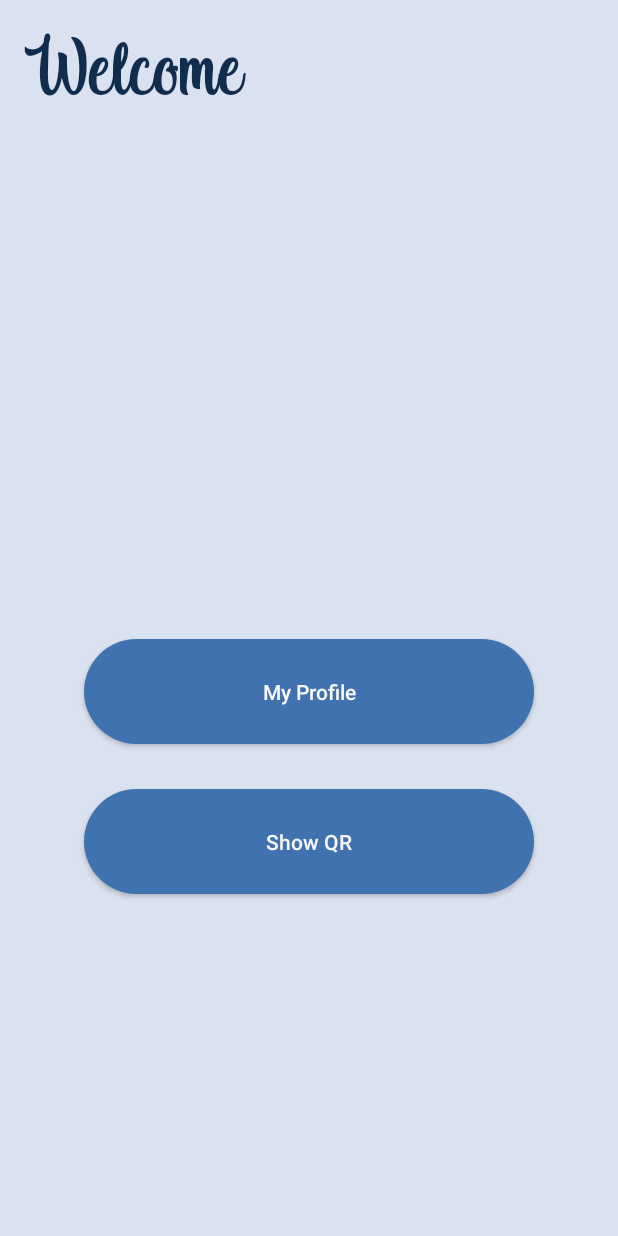
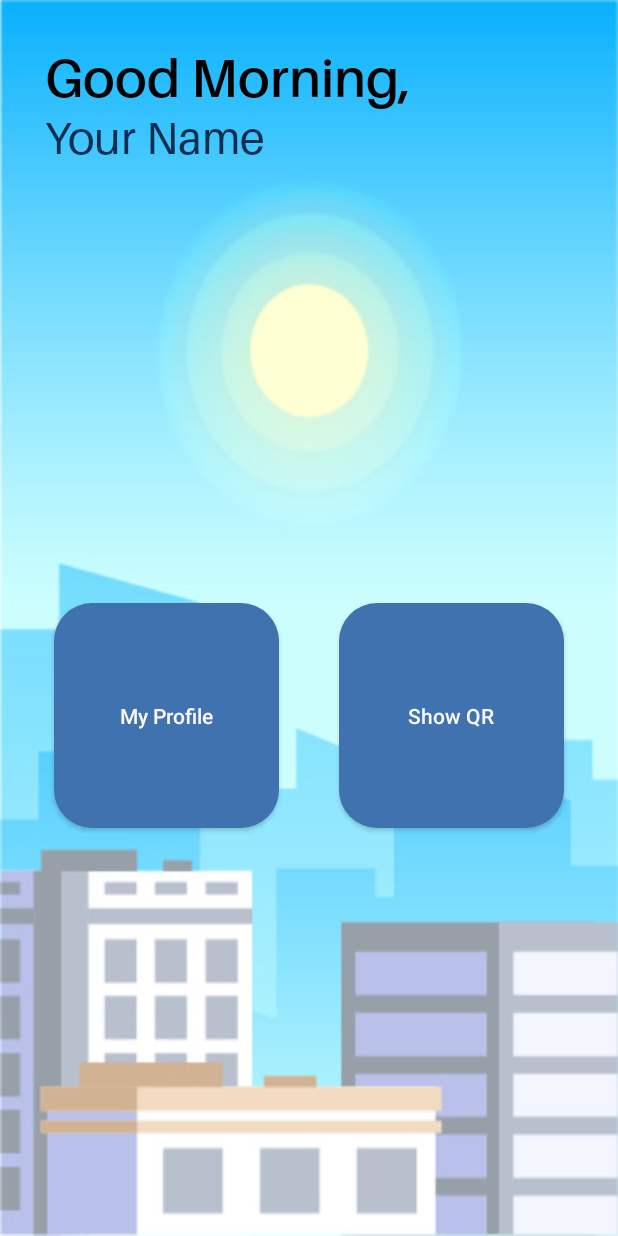
Before and after one commit to AviralMehrotra/OnTImeAttendance, an Android app: the screen it shows after launch once a user with an empty profile is signed in (MainActivity), on a phone screen of 412 x 824 dp. Run offline under Robolectric (Android 15) with nearby library versions, the phone set to English and light mode, and no system bars; our stand-ins replace Firebase (no records; nobody signed in at launch, a user with empty details on screens opened directly).

Commit message:
added changing bg and greeting

```diff
--- a/app/src/main/java/com/education/ontimeattendance/MainActivity.java
+++ b/app/src/main/java/com/education/ontimeattendance/MainActivity.java
@@ -1,19 +1,35 @@
 package com.education.ontimeattendance;
 
+import androidx.annotation.NonNull;
 import androidx.appcompat.app.AppCompatActivity;
 
 import android.content.Intent;
 import android.os.Bundle;
 import android.view.View;
 import android.widget.Button;
+import android.widget.LinearLayout;
+import android.widget.RelativeLayout;
+import android.widget.TextView;
+import android.widget.Toast;
 
 import com.google.firebase.auth.FirebaseAuth;
+import com.google.firebase.auth.FirebaseUser;
+import com.google.firebase.database.DataSnapshot;
+import com.google.firebase.database.DatabaseError;
+import com.google.firebase.database.DatabaseReference;
+import com.google.firebase.database.FirebaseDatabase;
+import com.google.firebase.database.ValueEventListener;
+
+import java.util.Calendar;
 
 public class MainActivity extends AppCompatActivity implements View.OnClickListener{
 
     private Button showProfile;
 
+    private FirebaseUser user;
     private FirebaseAuth mAuth;
+    private DatabaseReference reference;
+    private String userID;
 
     @Override
     protected void onCreate(Bundle savedInstanceState) {
@@ -24,6 +40,55 @@ public class MainActivity extends AppCompatActivity implements View.OnClickListe
         showProfile.setOnClickListener(this);
 
         mAuth= FirebaseAuth.getInstance();
+
+        user= FirebaseAuth.getInstance().getCurrentUser();
+        reference = FirebaseDatabase.getInstance().getReference("Users");
+        userID = user.getUid();
+
+        final TextView textFullname = (TextView) findViewById(R.id.fullName);
+
+        reference.child(userID).addListenerForSingleValueEvent(new ValueEventListener() {
+            @Override
+            public void onDataChange(@NonNull DataSnapshot snapshot) {
+                User userProfile = snapshot.getValue(User.class);
+
+                if(userProfile != null){
+                    String fullName = userProfile.fullname;
+
+                    textFullname.setText(fullName);
+                }
+            }
+
+            @Override
+            public void onCancelled(@NonNull DatabaseError error) {
+                Toast.makeText(MainActivity.this, "Something went wrong !", Toast.LENGTH_SHORT).show();
+            }
+        });
+
+
+        Calendar cal = Calendar.getInstance();
+        int timeOfDay = cal.get(Calendar.HOUR_OF_DAY);
+
+        RelativeLayout homeLayout = findViewById(R.id.homeLayout);
+        TextView greetingMsg = (TextView) findViewById(R.id.greetings);
+
+        String greeting= null;
+
+        if(timeOfDay >= 6 && timeOfDay < 12){
+            homeLayout.setBackgroundResource(R.drawable.morningbg);
+            greeting= "Good Morning,";
+        }else if(timeOfDay >= 12 && timeOfDay < 17){
+            homeLayout.setBackgroundResource(R.drawable.afternoonbg);
+            greeting= "Good Afternoon,";
+        }else if(timeOfDay >= 17){
+            homeLayout.setBackgroundResource(R.drawable.eveningbg);
+            greeting= "Good Evening,";
+        }else {
+            homeLayout.setBackgroundResource(R.drawable.nightbg);
+            greeting= "Soja haramjaade,";
+        }
+        greetingMsg.setText(greeting);
+
     }
 
     @Override
--- /dev/null
+++ b/app/src/main/res/drawable/custombutton3.xml
@@ -0,0 +1,5 @@
+<?xml version="1.0" encoding="utf-8"?>
+<shape xmlns:android="http://schemas.android.com/apk/res/android">
+    <solid android:color="#EFFFFD" />
+    <corners android:radius="25dp" />
+</shape>
--- a/app/src/main/res/layout/activity_main.xml
+++ b/app/src/main/res/layout/activity_main.xml
@@ -1,15 +1,27 @@
 <?xml version="1.0" encoding="utf-8"?>
-<LinearLayout xmlns:android="http://schemas.android.com/apk/res/android"
+<RelativeLayout xmlns:android="http://schemas.android.com/apk/res/android"
     xmlns:app="http://schemas.android.com/apk/res-auto"
+    android:id="@+id/homeLayout"
     xmlns:tools="http://schemas.android.com/tools"
     android:layout_width="match_parent"
     android:layout_height="match_parent"
     android:orientation="vertical"
     tools:context=".MainActivity"
-    android:theme="@style/homeScreenTheme"
-    android:background="@color/lightGreyBlue">
+    android:theme="@style/homeScreenTheme">
 
+    <RelativeLayout
+        android:layout_width="match_parent"
+        android:layout_height="wrap_content"
+        android:id="@+id/greetingHeader">
 
+        <LinearLayout
+            android:layout_width="match_parent"
+            android:layout_height="wrap_content"
+            android:layout_marginLeft="30dp"
+            android:layout_marginTop="30dp"
+            android:layout_marginBottom="20dp"
+            android:layout_marginRight="30dp"
+            android:orientation="vertical">
 
             <TextView
                 android:layout_width="match_parent"
@@ -17,56 +29,73 @@
                 android:text="Welcome"
                 android:layout_gravity="top|start"
                 android:gravity="top"
-        android:layout_marginTop="15dp"
-        android:layout_marginLeft="15dp"
-        android:fontFamily="@font/indigo_daisy"
-        android:textSize="60dp"
-        android:textColor="@color/navyBlue"
+                android:fontFamily="@font/aileronsemibold"
+                android:textSize="35dp"
+                android:textColor="@color/black"
+                android:id="@+id/greetings"
                 />
-
 
             <TextView
                 android:layout_width="match_parent"
                 android:layout_height="wrap_content"
-        android:text=""
-        android:layout_gravity="top|start"
-        android:gravity="top"
-        android:layout_marginTop="-5dp"
-        android:layout_marginLeft="80dp"
-        android:fontFamily="@font/indigo_daisy"
-        android:textSize="50dp"
-        android:textColor="@color/black"
-        android:id="@+id/usernameDisp"
+                android:text="Your Name"
+                android:fontFamily="@font/aileronregular"
+                android:textSize="30dp"
+                android:textColor="@color/navyBlue"
+                android:id="@+id/fullName"
 
                 />
 
+        </LinearLayout>
+
+    </RelativeLayout>
+
+
+    <RelativeLayout
+        android:layout_width="match_parent"
+        android:layout_height="match_parent"
+        android:layout_below="@id/greetingHeader">
+
+    <LinearLayout
+        android:layout_width="match_parent"
+        android:layout_height="wrap_content"
+        android:layout_centerInParent="true"
+        android:gravity="center"
+        >
+
         <androidx.appcompat.widget.AppCompatButton
-        android:layout_width="300dp"
-        android:layout_height="70dp"
+            android:id="@+id/showProfile"
+            android:layout_width="wrap_content"
+            android:layout_height="wrap_content"
+            android:width="150dp"
+            android:height="150dp"
             android:layout_gravity="center"
-        android:background="@drawable/custombutton"
-        android:layout_marginTop="300dp"
+            android:layout_margin="20dp"
+            android:background="@drawable/custombutton3"
+            android:backgroundTint="@color/darkBlue"
             android:text="My Profile"
             android:textAllCaps="false"
-        android:id="@+id/showProfile"
-        android:textColor="@color/offWhite"
-        android:backgroundTint="@color/darkBlue"
-        />
+            android:textColor="@color/offWhite" />
 
         <androidx.appcompat.widget.AppCompatButton
-        android:layout_width="300dp"
-        android:layout_height="70dp"
+            android:id="@+id/showQR"
+            android:layout_width="wrap_content"
+            android:layout_height="wrap_content"
+            android:width="150dp"
+            android:height="150dp"
             android:layout_gravity="center"
-        android:background="@drawable/custombutton"
-        android:layout_marginTop="30dp"
+            android:layout_margin="20dp"
+            android:background="@drawable/custombutton3"
+            android:backgroundTint="@color/darkBlue"
             android:text="Show QR"
             android:textAllCaps="false"
-        android:id="@+id/showQR"
-        android:textColor="@color/offWhite"
-        android:backgroundTint="@color/darkBlue"
-        />
+            android:textColor="@color/offWhite" />
+    </LinearLayout>
+
+    </RelativeLayout>
 
 
 
 
-</LinearLayout>
+
+</RelativeLayout>
```
Also changed, not shown: app/src/main/res/drawable/afternoonbg.jpg (added), app/src/main/res/drawable/eveningbg.jpg (added), app/src/main/res/drawable/morningbg.jpg (added), app/src/main/res/drawable/nightbg.jpg (added), app/src/main/res/font/aileron.otf (added), app/src/main/res/font/aileronregular.otf (added), app/src/main/res/font/aileronsemibold.otf (added). Lines whose indentation alone changed are shown as unchanged.
